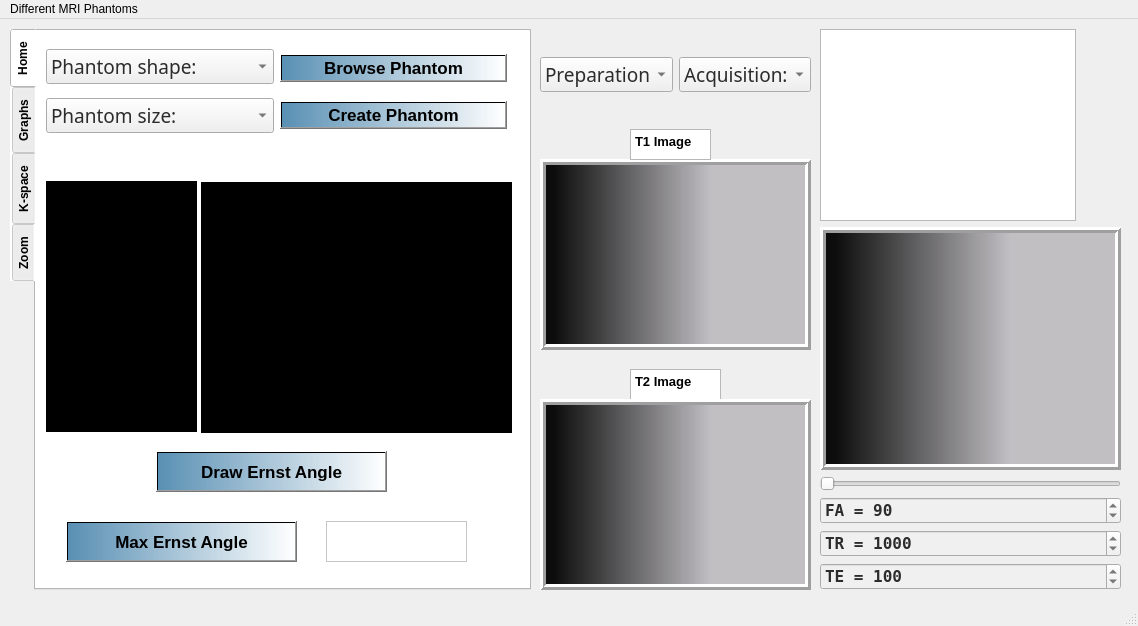
Qt form Digital_phantom2.ui (habiba1997/MRI-Simulator) before a commit.
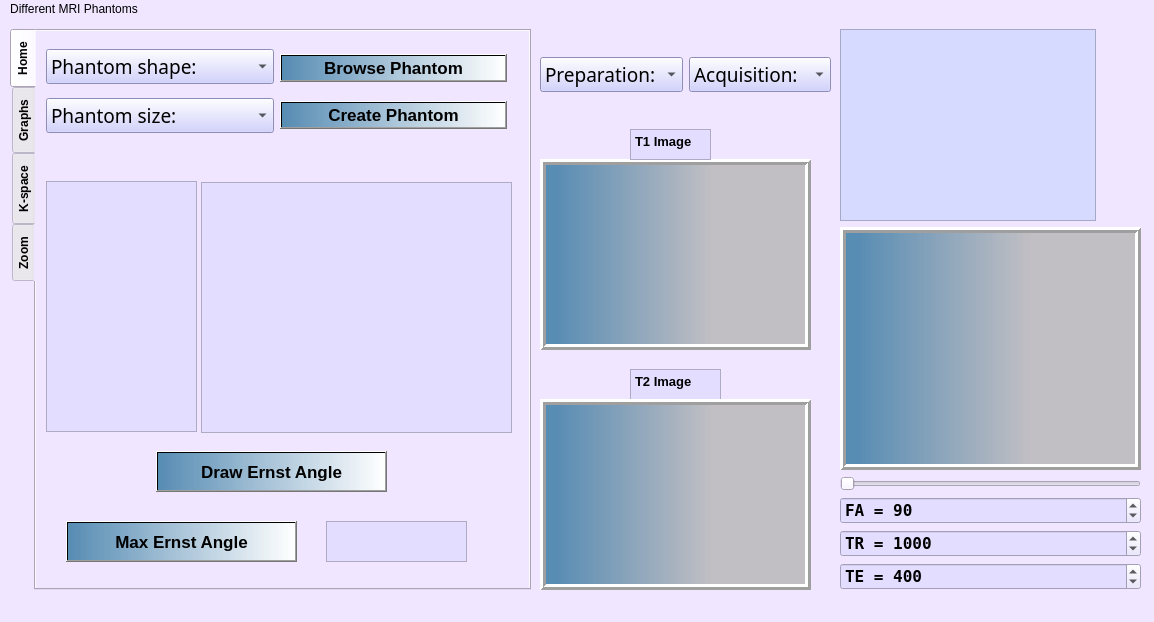
The same form after that commit. The open tabs and pages were chosen to show the change. Icons and pictures are not drawn. Custom widgets are drawn as their Qt base class.

```diff
--- a/Digital_phantom2.ui
+++ b/Digital_phantom2.ui
@@ -6,13 +6,16 @@
    <rect>
     <x>0</x>
     <y>0</y>
-    <width>1138</width>
-    <height>626</height>
+    <width>1154</width>
+    <height>622</height>
    </rect>
   </property>
   <property name="windowTitle">
    <string>MainWindow</string>
   </property>
+  <property name="styleSheet">
+   <string notr="true">background-color:rgb(240, 230, 255)</string>
+  </property>
   <widget class="QWidget" name="centralwidget">
    <widget class="QTabWidget" name="tabWidget">
     <property name="geometry">
@@ -34,9 +37,6 @@
     <property name="autoFillBackground">
      <bool>false</bool>
     </property>
-    <property name="styleSheet">
-     <string notr="true">background-color:rgb(255, 255, 255)</string>
-    </property>
     <property name="tabPosition">
      <enum>QTabWidget::West</enum>
     </property>
@@ -118,7 +118,7 @@
             </font>
            </property>
            <property name="styleSheet">
-            <string notr="true">background-color:rgb(240, 240, 240);color: rgb(44, 44, 44)</string>
+            <string notr="true">background-color:rgb(197, 197, 255)</string>
            </property>
            <item>
             <property name="text">
@@ -153,7 +153,7 @@
             </font>
            </property>
            <property name="styleSheet">
-            <string notr="true">background-color:rgb(240, 240, 240);color: rgb(44, 44, 44)</string>
+            <string notr="true">background-color:rgb(197, 197, 255)</string>
            </property>
            <property name="currentText">
             <string>Phantom size:</string>
@@ -290,7 +290,8 @@
        </rect>
       </property>
       <property name="styleSheet">
-       <string notr="true">background-color: rgb(0, 0, 0);</string>
+       <string notr="true">background-color:rgb(227, 222, 255)
+</string>
       </property>
      </widget>
      <widget class="PlotWidget" name="preparationGraph">
@@ -303,7 +304,7 @@
        </rect>
       </property>
       <property name="styleSheet">
-       <string notr="true">background-color: rgb(0, 0, 0);</string>
+       <string notr="true">background-color:rgb(227, 222, 255)</string>
       </property>
      </widget>
      <widget class="QPushButton" name="maxErnstAngl">
@@ -364,6 +365,9 @@
         <bold>true</bold>
        </font>
       </property>
+      <property name="styleSheet">
+       <string notr="true">background-color:rgb(227, 222, 255)</string>
+      </property>
       <property name="readOnly">
        <bool>true</bool>
       </property>
@@ -738,7 +742,7 @@
      <cursorShape>CrossCursor</cursorShape>
     </property>
     <property name="styleSheet">
-     <string notr="true">background-color:qlineargradient(spread:repeat, x1:0, y1:0, x2:1, y2:0, stop:0.0497512 rgba(0, 0, 0, 242), stop:0.631841 rgba(191, 189, 193, 245))</string>
+     <string notr="true">background-color:qlineargradient(spread:repeat, x1:0, y1:0, x2:1, y2:0, stop:0.0497512 rgba(60, 124, 166, 217), stop:0.631841 rgba(191, 189, 193, 245))</string>
     </property>
     <property name="frameShape">
      <enum>QFrame::Box</enum>
@@ -784,6 +788,9 @@
       <bold>true</bold>
      </font>
     </property>
+    <property name="styleSheet">
+     <string notr="true">background-color:rgb(227, 222, 255)</string>
+    </property>
     <property name="plainText">
      <string>T2 Image</string>
     </property>
@@ -807,7 +814,7 @@
      <cursorShape>CrossCursor</cursorShape>
     </property>
     <property name="styleSheet">
-     <string notr="true">background-color:qlineargradient(spread:repeat, x1:0, y1:0, x2:1, y2:0, stop:0.0497512 rgba(0, 0, 0, 242), stop:0.631841 rgba(191, 189, 193, 245))</string>
+     <string notr="true">background-color:qlineargradient(spread:repeat, x1:0, y1:0, x2:1, y2:0, stop:0.0497512 rgba(60, 124, 166, 217), stop:0.631841 rgba(191, 189, 193, 245))</string>
     </property>
     <property name="frameShape">
      <enum>QFrame::Box</enum>
@@ -853,16 +860,19 @@
       <bold>true</bold>
      </font>
     </property>
+    <property name="styleSheet">
+     <string notr="true">background-color:rgb(227, 222, 255)</string>
+    </property>
     <property name="plainText">
      <string>T1 Image</string>
     </property>
    </widget>
-   <widget class="QWidget" name="">
+   <widget class="QWidget" name="layoutWidget">
     <property name="geometry">
      <rect>
       <x>540</x>
       <y>10</y>
-      <width>271</width>
+      <width>291</width>
       <height>91</height>
      </rect>
     </property>
@@ -878,7 +888,7 @@
         </font>
        </property>
        <property name="styleSheet">
-        <string notr="true">background-color:rgb(240, 240, 240);color: rgb(44, 44, 44)</string>
+        <string notr="true">background-color:rgb(197, 197, 255)</string>
        </property>
        <property name="currentText">
         <string>Preparation:</string>
@@ -921,7 +931,7 @@
         </font>
        </property>
        <property name="styleSheet">
-        <string notr="true">background-color:rgb(240, 240, 240);color: rgb(44, 44, 44)</string>
+        <string notr="true">background-color:rgb(197, 197, 255)</string>
        </property>
        <property name="currentText">
         <string>Acquisition:</string>
@@ -955,10 +965,10 @@
      </item>
     </layout>
    </widget>
-   <widget class="QWidget" name="">
+   <widget class="QWidget" name="layoutWidget">
     <property name="geometry">
      <rect>
-      <x>820</x>
+      <x>840</x>
       <y>10</y>
       <width>301</width>
       <height>561</height>
@@ -980,6 +990,10 @@
          <bold>true</bold>
         </font>
        </property>
+       <property name="styleSheet">
+        <string notr="true">background-color:
+rgb(215, 218, 255)</string>
+       </property>
        <property name="readOnly">
         <bool>true</bool>
        </property>
@@ -1000,7 +1014,7 @@
         <cursorShape>CrossCursor</cursorShape>
        </property>
        <property name="styleSheet">
-        <string notr="true">background-color:qlineargradient(spread:repeat, x1:0, y1:0, x2:1, y2:0, stop:0.0497512 rgba(0, 0, 0, 242), stop:0.631841 rgba(191, 189, 193, 245))</string>
+        <string notr="true">background-color:qlineargradient(spread:repeat, x1:0, y1:0, x2:1, y2:0, stop:0.0497512 rgba(60, 124, 166, 217), stop:0.631841 rgba(191, 189, 193, 245))</string>
        </property>
        <property name="frameShape">
         <enum>QFrame::Box</enum>
@@ -1043,7 +1057,7 @@
         </font>
        </property>
        <property name="styleSheet">
-        <string notr="true">background-color:rgb(240, 240, 240);color: rgb(44, 44, 44)</string>
+        <string notr="true">background-color:rgb(227, 222, 255)</string>
        </property>
        <property name="prefix">
         <string>FA = </string>
@@ -1067,7 +1081,10 @@
         </font>
        </property>
        <property name="styleSheet">
-        <string notr="true">background-color:rgb(240, 240, 240);color: rgb(44, 44, 44)</string>
+        <string notr="true">background-color:rgb(227, 222, 255)</string>
+       </property>
+       <property name="inputMethodHints">
+        <set>Qt::ImhDigitsOnly</set>
        </property>
        <property name="prefix">
         <string>TR = </string>
@@ -1078,6 +1095,9 @@
        <property name="value">
         <number>1000</number>
        </property>
+       <property name="displayIntegerBase">
+        <number>10</number>
+       </property>
       </widget>
      </item>
      <item>
@@ -1091,7 +1111,7 @@
         </font>
        </property>
        <property name="styleSheet">
-        <string notr="true">background-color:rgb(240, 240, 240);color: rgb(44, 44, 44)</string>
+        <string notr="true">background-color:rgb(227, 222, 255)</string>
        </property>
        <property name="suffix">
         <string/>
@@ -1103,7 +1123,7 @@
         <number>2000</number>
        </property>
        <property name="value">
-        <number>100</number>
+        <number>400</number>
        </property>
       </widget>
      </item>
@@ -1115,7 +1135,7 @@
     <rect>
      <x>0</x>
      <y>0</y>
-     <width>1138</width>
+     <width>1154</width>
      <height>20</height>
     </rect>
    </property>
```
Left out of the diff: 35 changed lines with no effect on the pictures.
